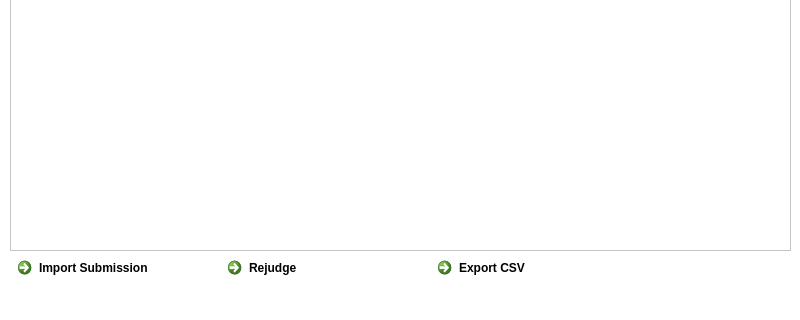
Before: the Qt Designer form judgepanel.ui in zyzhao-24/Project-Offline-Judge, drawn with Qt 5; both pictures show x 0 to 800 and y 280 to 600 of the 800 by 600 pixel window.
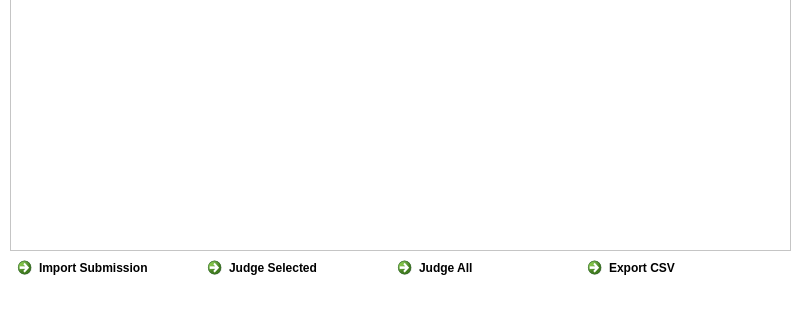
After: the same form once the commit is applied. Icons and pictures are not drawn.

Commit message: updated judge panel for mass judging with major bug fix for judging panel

Patch:
```diff
--- a/judgepanel.ui
+++ b/judgepanel.ui
@@ -10,6 +10,18 @@
     <height>600</height>
    </rect>
   </property>
+  <property name="minimumSize">
+   <size>
+    <width>800</width>
+    <height>600</height>
+   </size>
+  </property>
+  <property name="maximumSize">
+   <size>
+    <width>800</width>
+    <height>600</height>
+   </size>
+  </property>
   <property name="windowTitle">
    <string>MainWindow</string>
   </property>
@@ -46,14 +58,14 @@
    <widget class="QCommandLinkButton" name="RejudgeBTN">
     <property name="geometry">
      <rect>
-      <x>220</x>
+      <x>200</x>
       <y>530</y>
       <width>191</width>
       <height>41</height>
      </rect>
     </property>
     <property name="text">
-     <string>Rejudge</string>
+     <string>Judge Selected</string>
     </property>
     <property name="icon">
      <iconset theme="QIcon::ThemeIcon::SystemReboot"/>
@@ -62,7 +74,7 @@
    <widget class="QCommandLinkButton" name="ExportBTN">
     <property name="geometry">
      <rect>
-      <x>430</x>
+      <x>580</x>
       <y>530</y>
       <width>191</width>
       <height>41</height>
@@ -75,6 +87,22 @@
      <iconset theme="QIcon::ThemeIcon::DocumentSaveAs"/>
     </property>
    </widget>
+   <widget class="QCommandLinkButton" name="JudgeAllBTN">
+    <property name="geometry">
+     <rect>
+      <x>390</x>
+      <y>530</y>
+      <width>191</width>
+      <height>41</height>
+     </rect>
+    </property>
+    <property name="text">
+     <string>Judge All</string>
+    </property>
+    <property name="icon">
+     <iconset theme="QIcon::ThemeIcon::SystemReboot"/>
+    </property>
+   </widget>
   </widget>
   <widget class="QStatusBar" name="statusbar"/>
  </widget>
```
Left out of the diff: 5 changed lines with no effect on the pictures. The commit also changes 9 other files.
